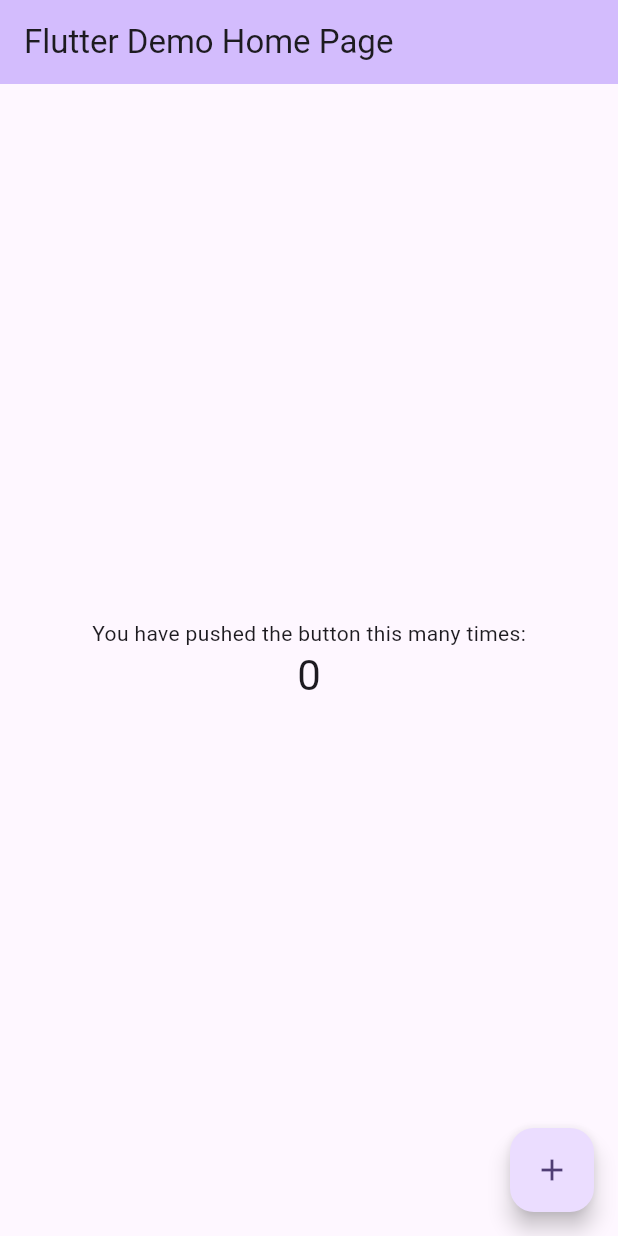
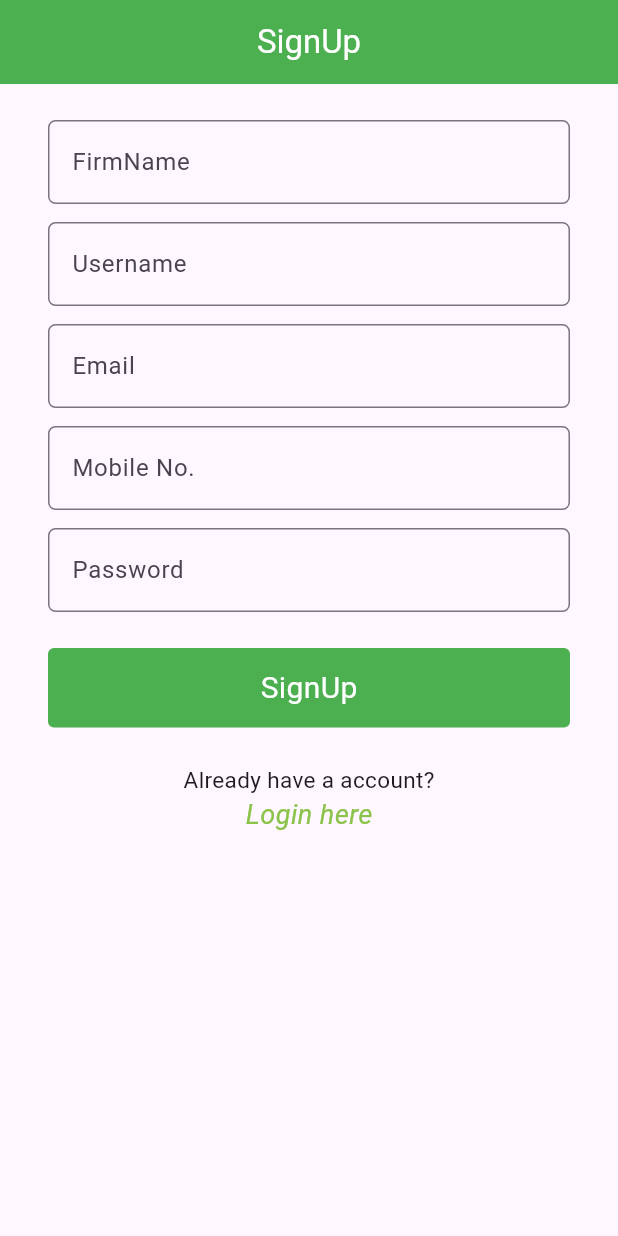
Before and after one commit to Autobot007/chickenaccount, a Flutter app: the screen it shows after launch, on a phone screen of 412 x 824 dp. Run offline on Flutter 3.47's test engine with Material 2 defaults, Android fonts, the phone set to English and light mode, and no system bars; our stand-ins replace parse_server_sdk, parse_server_sdk_flutter.

Commit message:
Login and Signup UI complete

```diff
--- a/lib/main.dart
+++ b/lib/main.dart
@@ -1,6 +1,17 @@
+import 'package:chickenaccount/screens/signupscreen.dart';
 import 'package:flutter/material.dart';
+import 'package:chickenaccount/screens/loginscreen.dart';
+import 'package:parse_server_sdk/parse_server_sdk.dart';
 
-void main() {
+void main() async {
+  WidgetsFlutterBinding.ensureInitialized();
+  final keyApplicationId = 'U3REz6bKFFysqQyzUsHdm9kwoaIkCno2PNoyoFG0';
+  final keyClientKey = 'H8wAcvr5D3vw3NihlmBDXtFhAj0Yuu1hvI4mNzGc';
+  final keyParseServerUrl = 'https://parseapi.back4app.com';
+
+  await Parse().initialize(keyApplicationId, keyParseServerUrl,
+      clientKey: keyClientKey, autoSendSessionId: true);
+
   runApp(const MyApp());
 }
 
@@ -31,95 +42,8 @@ class MyApp extends StatelessWidget {
           colorScheme: ColorScheme.fromSeed(seedColor: Colors.deepPurple),
           useMaterial3: true,
         ),
-      home: const MyHomePage(title: 'Flutter Demo Home Page'),
+        home:
+            const SignUpScreen() //MyHomePage(title: 'Flutter Demo Home Page'),
         );
   }
 }
-
-class MyHomePage extends StatefulWidget {
-  const MyHomePage({super.key, required this.title});
-
-  // This widget is the home page of your application. It is stateful, meaning
-  // that it has a State object (defined below) that contains fields that affect
-  // how it looks.
-
-  // This class is the configuration for the state. It holds the values (in this
-  // case the title) provided by the parent (in this case the App widget) and
-  // used by the build method of the State. Fields in a Widget subclass are
-  // always marked "final".
-
-  final String title;
-
-  @override
-  State<MyHomePage> createState() => _MyHomePageState();
-}
-
-class _MyHomePageState extends State<MyHomePage> {
-  int _counter = 0;
-
-  void _incrementCounter() {
-    setState(() {
-      // This call to setState tells the Flutter framework that something has
-      // changed in this State, which causes it to rerun the build method below
-      // so that the display can reflect the updated values. If we changed
-      // _counter without calling setState(), then the build method would not be
-      // called again, and so nothing would appear to happen.
-      _counter++;
-    });
-  }
-
-  @override
-  Widget build(BuildContext context) {
-    // This method is rerun every time setState is called, for instance as done
-    // by the _incrementCounter method above.
-    //
-    // The Flutter framework has been optimized to make rerunning build methods
-    // fast, so that you can just rebuild anything that needs updating rather
-    // than having to individually change instances of widgets.
-    return Scaffold(
-      appBar: AppBar(
-        // TRY THIS: Try changing the color here to a specific color (to
-        // Colors.amber, perhaps?) and trigger a hot reload to see the AppBar
-        // change color while the other colors stay the same.
-        backgroundColor: Theme.of(context).colorScheme.inversePrimary,
-        // Here we take the value from the MyHomePage object that was created by
-        // the App.build method, and use it to set our appbar title.
-        title: Text(widget.title),
-      ),
-      body: Center(
-        // Center is a layout widget. It takes a single child and positions it
-        // in the middle of the parent.
-        child: Column(
-          // Column is also a layout widget. It takes a list of children and
-          // arranges them vertically. By default, it sizes itself to fit its
-          // children horizontally, and tries to be as tall as its parent.
-          //
-          // Column has various properties to control how it sizes itself and
-          // how it positions its children. Here we use mainAxisAlignment to
-          // center the children vertically; the main axis here is the vertical
-          // axis because Columns are vertical (the cross axis would be
-          // horizontal).
-          //
-          // TRY THIS: Invoke "debug painting" (choose the "Toggle Debug Paint"
-          // action in the IDE, or press "p" in the console), to see the
-          // wireframe for each widget.
-          mainAxisAlignment: MainAxisAlignment.center,
-          children: <Widget>[
-            const Text(
-              'You have pushed the button this many times:',
-            ),
-            Text(
-              '$_counter',
-              style: Theme.of(context).textTheme.headlineMedium,
-            ),
-          ],
-        ),
-      ),
-      floatingActionButton: FloatingActionButton(
-        onPressed: _incrementCounter,
-        tooltip: 'Increment',
-        child: const Icon(Icons.add),
-      ), // This trailing comma makes auto-formatting nicer for build methods.
-    );
-  }
-}
--- /dev/null
+++ b/lib/screens/signupscreen.dart
@@ -0,0 +1,228 @@
+import 'package:chickenaccount/screens/loginscreen.dart';
+import 'package:flutter/material.dart';
+import 'package:chickenaccount/widgets/text_field_input.dart';
+import 'package:parse_server_sdk_flutter/parse_server_sdk_flutter.dart';
+
+class SignUpScreen extends StatefulWidget {
+  const SignUpScreen({super.key});
+
+  @override
+  State<SignUpScreen> createState() => _SignUpScreenState();
+}
+
+class _SignUpScreenState extends State<SignUpScreen> {
+  final TextEditingController _emailController = TextEditingController();
+  final TextEditingController _passwordController = TextEditingController();
+  final TextEditingController _firmNameController = TextEditingController();
+  final TextEditingController _userNameController = TextEditingController();
+  final TextEditingController _mobileController = TextEditingController();
+
+  @override
+  void dispose() {
+    super.dispose();
+    _emailController.dispose();
+    _passwordController.dispose();
+    _firmNameController.dispose();
+    _userNameController.dispose();
+    _mobileController.dispose();
+  }
+
+  @override
+  Widget build(BuildContext context) {
+    return Scaffold(
+      appBar: AppBar(
+        backgroundColor: Colors.green,
+        shadowColor: Colors.black,
+        title: const Center(
+          child: Text(
+            "SignUp",
+            style: TextStyle(
+              color: Colors.white,
+            ),
+          ),
+        ),
+      ),
+      body: SingleChildScrollView(
+        child: Container(
+          padding: const EdgeInsets.symmetric(horizontal: 32),
+          width: double.infinity,
+          child:
+              Column(crossAxisAlignment: CrossAxisAlignment.center, children: [
+            const SizedBox(height: 24),
+            TextFormField(
+              keyboardType: TextInputType.name,
+              decoration: InputDecoration(
+                  hintText: "Enter Your Firm Name",
+                  border: OutlineInputBorder(
+                      borderRadius: BorderRadius.circular(5.0)),
+                  labelText: "FirmName"),
+              textInputAction: TextInputAction.next,
+            ),
+            const SizedBox(
+              height: 12,
+            ),
+
+            TextFormField(
+              keyboardType: TextInputType.text,
+              decoration: InputDecoration(
+                  hintText: "Enter Your Username",
+                  border: OutlineInputBorder(
+                      borderRadius: BorderRadius.circular(5.0)),
+                  labelText: "Username"),
+              textInputAction: TextInputAction.next,
+            ),
+            const SizedBox(
+              height: 12,
+            ),
+
+            TextFormField(
+              keyboardType: TextInputType.emailAddress,
+              decoration: InputDecoration(
+                  hintText: "Enter Your Email Address",
+                  border: OutlineInputBorder(
+                      borderRadius: BorderRadius.circular(5.0)),
+                  labelText: "Email"),
+              textInputAction: TextInputAction.next,
+            ),
+            const SizedBox(
+              height: 12,
+            ),
+
+            TextFormField(
+              keyboardType: TextInputType.phone,
+              decoration: InputDecoration(
+                  hintText: "Enter Your Mobile no.",
+                  border: OutlineInputBorder(
+                      borderRadius: BorderRadius.circular(5.0)),
+                  labelText: "Mobile No."),
+              textInputAction: TextInputAction.next,
+            ),
+            const SizedBox(
+              height: 12,
+            ),
+
+            TextFormField(
+              keyboardType: TextInputType.visiblePassword,
+              decoration: InputDecoration(
+                  hintText: "Enter Your Password",
+                  border: OutlineInputBorder(
+                      borderRadius: BorderRadius.circular(5.0)),
+                  labelText: "Password"),
+              textInputAction: TextInputAction.next,
+            ),
+
+            const SizedBox(height: 24),
+            InkWell(
+                onTap: () {
+                  doUserRegistration();
+                },
+                child: Container(
+                  width: double.infinity,
+                  alignment: Alignment.center,
+                  padding: const EdgeInsets.symmetric(vertical: 12),
+                  decoration: const ShapeDecoration(
+                      color: Colors.green,
+                      shape: RoundedRectangleBorder(
+                          borderRadius: BorderRadius.all(Radius.circular(4)))),
+                  child: const Text(
+                    'SignUp',
+                    style: TextStyle(
+                      color: Colors.white,
+                      fontSize: 20,
+                    ),
+                  ),
+                )),
+            const SizedBox(height: 24),
+            const Text(
+              'Already have a account?',
+              style: TextStyle(
+                  textBaseline: TextBaseline.alphabetic, fontSize: 15),
+            ),
+            GestureDetector(
+              onTap: () {
+                Navigator.pushReplacement(
+                  context,
+                  MaterialPageRoute(builder: (context) => const LoginScreen()),
+                );
+              },
+              child: const Text(
+                'Login here',
+                style: TextStyle(
+                    color: Colors.lightGreen,
+                    textBaseline: TextBaseline.alphabetic,
+                    fontSize: 18,
+                    fontStyle: FontStyle.italic),
+              ),
+            ),
+            const SizedBox(height: 24),
+
+            //textfields
+            //textfields
+            //button
+            //transitions
+          ]),
+        ),
+      ),
+    );
+  }
+
+  void showSuccess() {
+    showDialog(
+      context: context,
+      builder: (BuildContext context) {
+        return AlertDialog(
+          title: const Text("Success!"),
+          content: const Text("User was successfully created!"),
+          actions: <Widget>[
+            TextButton(
+              child: const Text("OK"),
+              onPressed: () {
+                Navigator.of(context).pop();
+              },
+            ),
+          ],
+        );
+      },
+    );
+  }
+
+  void showError(String errorMessage) {
+    showDialog(
+      context: context,
+      builder: (BuildContext context) {
+        return AlertDialog(
+          title: const Text("Error!"),
+          content: Text(errorMessage),
+          actions: <Widget>[
+            TextButton(
+              child: const Text("OK"),
+              onPressed: () {
+                Navigator.of(context).pop();
+              },
+            ),
+          ],
+        );
+      },
+    );
+  }
+
+  void doUserRegistration() async {
+    final username = _userNameController.text.trim();
+    final email = _emailController.text.trim();
+    final password = _passwordController.text.trim();
+
+    final user = ParseUser.createUser(
+      username,
+      password,
+      email,
+    );
+
+    var response = await user.signUp();
+
+    if (response.success) {
+      showSuccess();
+    } else {
+      showError(response.error!.message);
+    }
+  }
+}
--- a/pubspec.yaml
+++ b/pubspec.yaml
@@ -28,6 +28,7 @@ environment:
 # the latest version available on pub.dev. To see which dependencies have newer
 # versions available, run `flutter pub outdated`.
 dependencies:
+  parse_server_sdk_flutter: ^5.1.1
   flutter:
     sdk: flutter
 
```
Also changed, not shown: lib/screens/loginscreen.dart (added, +114 -0 lines), lib/widgets/text_field_input.dart (added, +34 -0 lines), pubspec.lock, 4 other files. Lines whose indentation alone changed are shown as unchanged.
